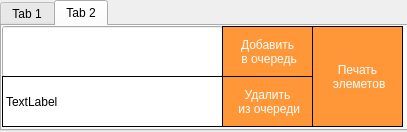
Qt form mainwindow.ui (Dikobrazzzec/Mplaba4) before a commit.
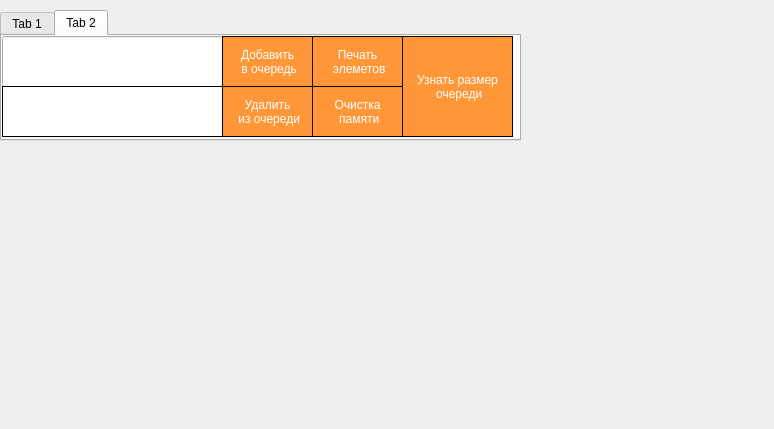
The same form after that commit. The open tabs and pages were chosen to show the change.

What changed in the file:
```diff
--- a/mainwindow.ui
+++ b/mainwindow.ui
@@ -6,8 +6,8 @@
    <rect>
     <x>0</x>
     <y>0</y>
-    <width>407</width>
-    <height>132</height>
+    <width>774</width>
+    <height>429</height>
    </rect>
   </property>
   <property name="windowTitle">
@@ -18,8 +18,8 @@
     <property name="geometry">
      <rect>
       <x>0</x>
-      <y>0</y>
-      <width>411</width>
+      <y>10</y>
+      <width>521</width>
       <height>131</height>
      </rect>
     </property>
@@ -152,24 +152,6 @@
      <attribute name="title">
       <string>Tab 2</string>
      </attribute>
-     <widget class="QLineEdit" name="lineEdit">
-      <property name="geometry">
-       <rect>
-        <x>0</x>
-        <y>0</y>
-        <width>221</width>
-        <height>51</height>
-       </rect>
-      </property>
-      <property name="styleSheet">
-       <string notr="true">QLabel {
-  background-color: white;
-  color: black; 
-  border: 1px solid black;
-}
-</string>
-      </property>
-     </widget>
      <widget class="QLabel" name="label_2">
       <property name="geometry">
        <rect>
@@ -188,7 +170,7 @@
 </string>
       </property>
       <property name="text">
-       <string>TextLabel</string>
+       <string/>
       </property>
      </widget>
      <widget class="QPushButton" name="pushButton_4">
@@ -248,7 +230,7 @@
         <x>310</x>
         <y>0</y>
         <width>91</width>
-        <height>101</height>
+        <height>51</height>
        </rect>
       </property>
       <property name="styleSheet">
@@ -267,6 +249,81 @@
  элеметов</string>
       </property>
      </widget>
+     <widget class="QLineEdit" name="lineEdit">
+      <property name="geometry">
+       <rect>
+        <x>0</x>
+        <y>0</y>
+        <width>221</width>
+        <height>51</height>
+       </rect>
+      </property>
+      <property name="styleSheet">
+       <string notr="true">QLabel {
+  background-color: white;
+  color: black; 
+  border: 1px solid;
+}
+</string>
+      </property>
+     </widget>
+     <widget class="QPushButton" name="pushButton_8">
+      <property name="geometry">
+       <rect>
+        <x>310</x>
+        <y>50</y>
+        <width>91</width>
+        <height>51</height>
+       </rect>
+      </property>
+      <property name="styleSheet">
+       <string notr="true">QPushButton {
+  background-color: rgb(255, 151, 57);
+  color: white; 
+  border: 1px solid black;
+}
+
+QPushButton:pressed {
+    background-color:red ;
+}</string>
+      </property>
+      <property name="text">
+       <string>Очистка 
+ памяти</string>
+      </property>
+     </widget>
+     <widget class="QPushButton" name="pushButton_10">
+      <property name="geometry">
+       <rect>
+        <x>400</x>
+        <y>0</y>
+        <width>111</width>
+        <height>101</height>
+       </rect>
+      </property>
+      <property name="styleSheet">
+       <string notr="true">QPushButton {
+  background-color: rgb(255, 151, 57);
+  color: white; 
+  border: 1px solid black;
+}
+
+QPushButton:pressed {
+    background-color:red ;
+}</string>
+      </property>
+      <property name="text">
+       <string>Узнать размер 
+ очереди</string>
+      </property>
+     </widget>
+     <zorder>pushButton_5</zorder>
+     <zorder>pushButton_6</zorder>
+     <zorder>lineEdit</zorder>
+     <zorder>label_2</zorder>
+     <zorder>pushButton_4</zorder>
+     <zorder>pushButton_8</zorder>
+     <zorder>pushButton_10</zorder>
     </widget>
    </widget>
   </widget>
```
Left out of the diff: 65 changed lines with no effect on the pictures.
